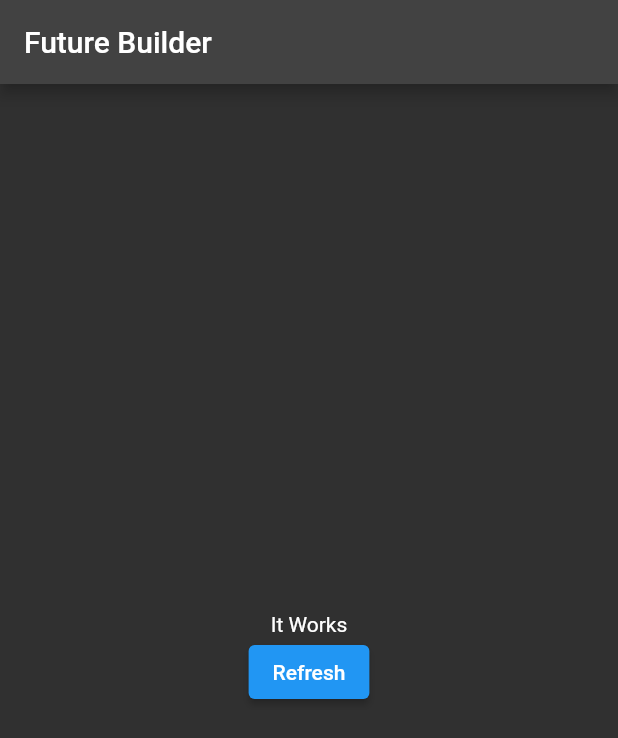
After one commit to im-o/flutter-of-the-day, a Flutter app: the FutureBuilderPage screen opened directly, on a phone screen of 412 x 824 dp. The commit adds this screen. Shown: the top 738 px of the screen. Run offline on Flutter 3.47's test engine with Material 2 defaults, Android fonts, the phone set to English and light mode, and no system bars.

Commit message:
:label: add futureBuilderPage

```diff
--- /dev/null
+++ b/lib/widgets/future_builder.dart
@@ -0,0 +1,47 @@
+import 'package:flutter/material.dart';
+
+class FutureBuilderPage extends StatefulWidget {
+  const FutureBuilderPage({Key? key}) : super(key: key);
+
+  @override
+  _FutureBuilderPageState createState() => _FutureBuilderPageState();
+}
+
+Future<String> getData() async {
+  await Future.delayed(const Duration(seconds: 1));
+  // throw "An error occurred";
+  return "It Works";
+}
+
+class _FutureBuilderPageState extends State<FutureBuilderPage> {
+  @override
+  Widget build(BuildContext context) {
+    return Scaffold(
+      appBar: AppBar(title: Text("Future Builder")),
+      body: Center(
+        child: FutureBuilder(
+            future: getData(),
+            builder: (context, snapshot) {
+              if (snapshot.connectionState == ConnectionState.waiting) {
+                return const CircularProgressIndicator.adaptive();
+              }
+              if (snapshot.hasError) {
+                return Text(snapshot.error.toString());
+              } else {
+                return Column(
+                  mainAxisSize: MainAxisSize.min,
+                  children: [
+                    Text(snapshot.data.toString()),
+                    ElevatedButton(
+                        onPressed: () {
+                          setState(() {});
+                        },
+                        child: const Text("Refresh"))
+                  ],
+                );
+              }
+            }),
+      ),
+    );
+  }
+}
--- a/lib/widgets/home_page.dart
+++ b/lib/widgets/home_page.dart
@@ -1,6 +1,7 @@
 import 'package:flutter/material.dart';
 import 'package:flutter_of_the_day/data/model/widget_model.dart';
 import 'package:flutter_of_the_day/widgets/bottom_nav_bar.dart';
+import 'package:flutter_of_the_day/widgets/future_builder.dart';
 import 'package:flutter_of_the_day/widgets/search_bar.dart';
 
 class HomePage extends StatefulWidget {
@@ -23,6 +24,7 @@ class _HomePageState extends State<HomePage> {
     List<WidgetModel> widgetItems = [
       WidgetModel(id: 0, name: "Search Bar"),
       WidgetModel(id: 1, name: "Bottom Bar"),
+      WidgetModel(id: 2, name: "FutureBuilder"),
     ];
     return ListView.builder(
       itemCount: widgetItems.length,
@@ -43,6 +45,9 @@ class _HomePageState extends State<HomePage> {
                 case 1:
                   widget = BottomNavBarPage();
                   break;
+                case 2:
+                  widget = FutureBuilderPage();
+                  break;
                 default:
                   widget = SearchBarPage();
               }
```
